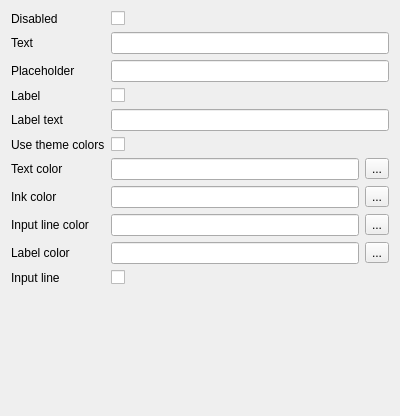
The window that examples/textfieldsettingsform.ui (sebcaux/qt-material-widgets) describes before a commit, drawn with Qt 5.
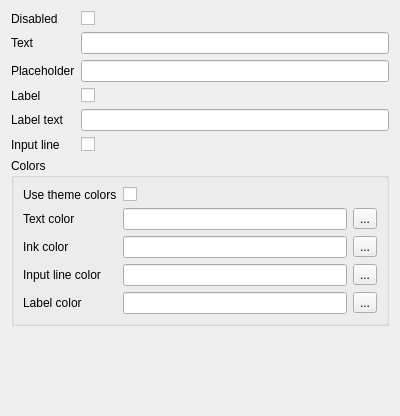
The same window after the commit.

Commit message: [examples] Reviewed layouts, added groupbox for colors

The edit to the form file:
```diff
--- a/examples/textfieldsettingsform.ui
+++ b/examples/textfieldsettingsform.ui
@@ -67,23 +67,39 @@
       <widget class="QLineEdit" name="labelTextLineEdit"/>
      </item>
      <item row="5" column="0">
+      <widget class="QLabel" name="labelShowInputLine">
+       <property name="text">
+        <string>Input line</string>
+       </property>
+      </widget>
+     </item>
+     <item row="5" column="1">
+      <widget class="QCheckBox" name="inputLineCheckBox"/>
+     </item>
+     <item row="6" column="0" colspan="2">
+      <widget class="QGroupBox" name="groupBox">
+       <property name="title">
+        <string>Colors</string>
+       </property>
+       <layout class="QFormLayout" name="formLayout_2">
+        <item row="0" column="0">
       <widget class="QLabel" name="useThemeColorsLabel">
        <property name="text">
         <string>Use theme colors</string>
        </property>
       </widget>
      </item>
-     <item row="5" column="1">
+        <item row="0" column="1">
       <widget class="QCheckBox" name="useThemeColorsCheckBox"/>
      </item>
-     <item row="6" column="0">
+        <item row="1" column="0">
       <widget class="QLabel" name="textColorLabel">
        <property name="text">
         <string>Text color</string>
        </property>
       </widget>
      </item>
-     <item row="6" column="1">
+        <item row="1" column="1">
       <layout class="QHBoxLayout" name="horizontalLayout">
        <item>
         <widget class="QLineEdit" name="textColorLineEdit"/>
@@ -97,17 +113,21 @@
        </item>
       </layout>
      </item>
-     <item row="7" column="0">
+        <item row="2" column="0">
       <widget class="QLabel" name="inkColorLabel">
        <property name="text">
         <string>Ink color</string>
        </property>
       </widget>
      </item>
-     <item row="7" column="1">
+        <item row="2" column="1">
       <layout class="QHBoxLayout" name="horizontalLayout_4">
        <item>
-        <widget class="QLineEdit" name="inkColorLineEdit"/>
+           <widget class="QLineEdit" name="inkColorLineEdit">
+            <property name="readOnly">
+             <bool>true</bool>
+            </property>
+           </widget>
        </item>
        <item>
         <widget class="QToolButton" name="inkColorToolButton">
@@ -118,17 +138,21 @@
        </item>
       </layout>
      </item>
-     <item row="8" column="0">
+        <item row="3" column="0">
       <widget class="QLabel" name="inputLineColorLabel">
        <property name="text">
         <string>Input line color</string>
        </property>
       </widget>
      </item>
-     <item row="8" column="1">
+        <item row="3" column="1">
       <layout class="QHBoxLayout" name="horizontalLayout_6">
        <item>
-        <widget class="QLineEdit" name="inputLineColorLineEdit"/>
+           <widget class="QLineEdit" name="inputLineColorLineEdit">
+            <property name="readOnly">
+             <bool>true</bool>
+            </property>
+           </widget>
        </item>
        <item>
         <widget class="QToolButton" name="inputLineColorToolButton">
@@ -139,17 +163,21 @@
        </item>
       </layout>
      </item>
-     <item row="9" column="0">
+        <item row="4" column="0">
       <widget class="QLabel" name="labelColorLabel">
        <property name="text">
         <string>Label color</string>
        </property>
       </widget>
      </item>
-     <item row="9" column="1">
+        <item row="4" column="1">
       <layout class="QHBoxLayout" name="horizontalLayout_7">
        <item>
-        <widget class="QLineEdit" name="labelColorLineEdit"/>
+           <widget class="QLineEdit" name="labelColorLineEdit">
+            <property name="readOnly">
+             <bool>true</bool>
+            </property>
+           </widget>
        </item>
        <item>
         <widget class="QToolButton" name="labelColorToolButton">
@@ -160,16 +188,9 @@
        </item>
       </layout>
      </item>
-     <item row="10" column="0">
-      <widget class="QLabel" name="labelShowInputLine">
-       <property name="text">
-        <string>Input line</string>
-       </property>
+       </layout>
       </widget>
      </item>
-     <item row="10" column="1">
-      <widget class="QCheckBox" name="inputLineCheckBox"/>
-     </item>
     </layout>
    </item>
   </layout>
```
Lines whose indentation alone changed are shown as unchanged. The commit also changes 11 other files.
